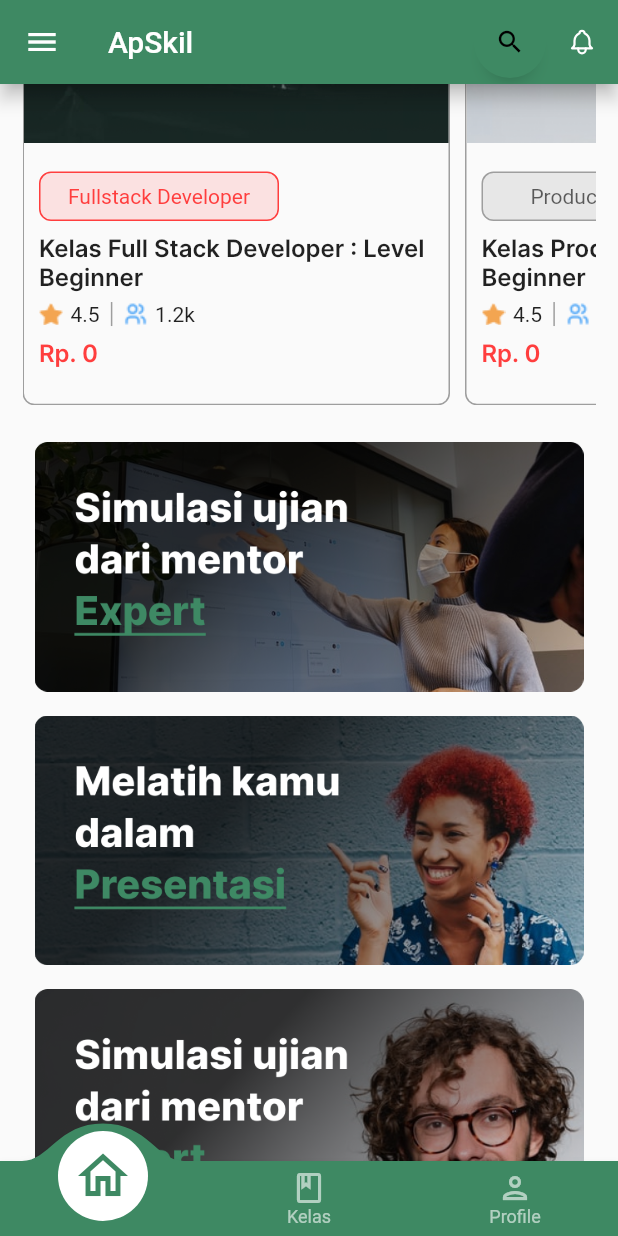
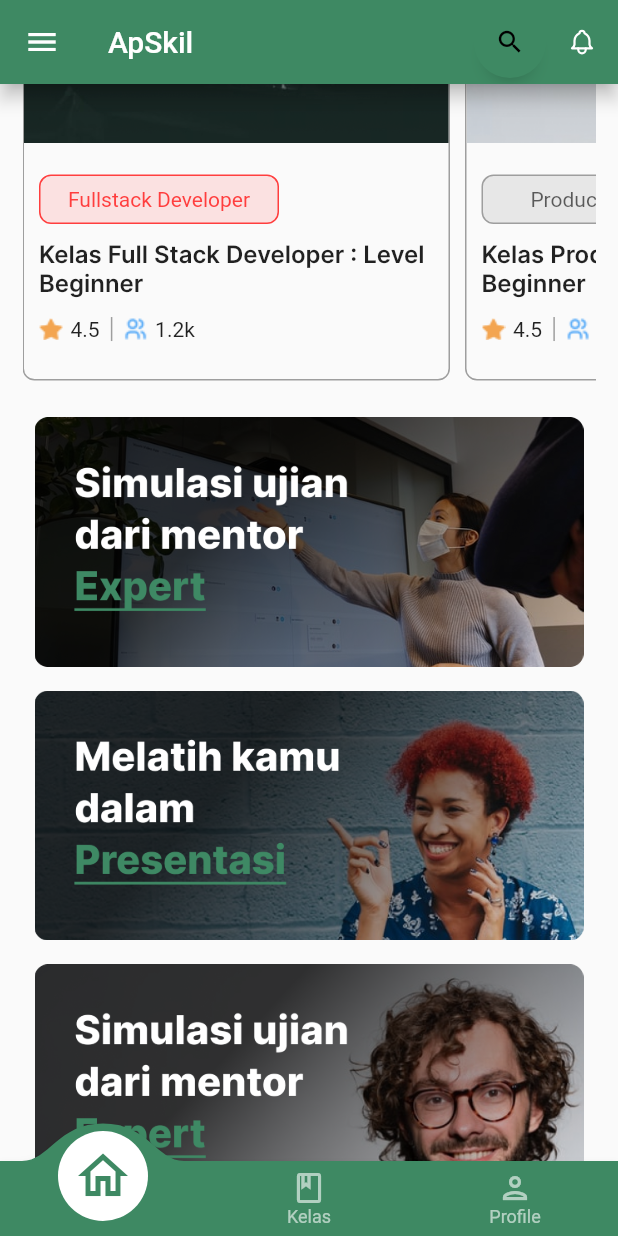
Before and after one commit to IGustiFajar/3G-PAPB, a Flutter app: the screen it shows once a user with an empty profile is signed in, scrolled down 576 dp, on a phone screen of 412 x 824 dp. Run offline on Flutter 3.47's test engine with Material 2 defaults, Android fonts, the phone set to English and light mode, and no system bars; drawn by our look-alikes of anim_search_bar, convex_bottom_bar; our stand-ins replace cool_alert, curved_navigation_bar, firebase_auth, firebase_core, firebase_crashlytics, firebase_storage and 7 more; accounts and stored records are empty.

Commit message:
Update BerandaPage.dart

```diff
--- a/edutech/lib/pages/BerandaPage.dart
+++ b/edutech/lib/pages/BerandaPage.dart
@@ -617,7 +617,7 @@ class _BerandaPageState extends State<BerandaPage> {
                         height: bodyHeight * 0.03,
                       ),
                       Container(
-                        height: bodyHeight * 0.5,
+                        height: bodyHeight * 0.48,
                         child: ListView(
                           shrinkWrap: true,
                           scrollDirection: Axis.horizontal,
@@ -641,7 +641,7 @@ class _BerandaPageState extends State<BerandaPage> {
                                               'images/imagePop.png'))),
                                   Padding(
                                     padding:
-                                        const EdgeInsets.only(left: 10, top: 8),
+                                        const EdgeInsets.only(left: 10, top: 10),
                                     child: Container(
                                       alignment: Alignment.center,
                                       height: bodyHeight * 0.04,
@@ -664,7 +664,7 @@ class _BerandaPageState extends State<BerandaPage> {
                                   ),
                                   Padding(
                                     padding:
-                                        const EdgeInsets.only(left: 10, top: 8),
+                                        const EdgeInsets.only(left: 10, top: 10),
                                     child: Text(
                                       'Kelas Full Stack Developer : Level Beginner',
                                       style: TextStyle(
@@ -674,7 +674,7 @@ class _BerandaPageState extends State<BerandaPage> {
                                   ),
                                   Padding(
                                     padding:
-                                        const EdgeInsets.only(left: 10, top: 8),
+                                        const EdgeInsets.only(left: 10, top: 14),
                                     child: IntrinsicHeight(
                                       child: Row(
                                         children: [
@@ -696,21 +696,6 @@ class _BerandaPageState extends State<BerandaPage> {
                                       ),
                                     ),
                                   ),
-                                  Padding(
-                                    padding: const EdgeInsets.only(
-                                      left: 10,
-                                      top: 8,
-                                      bottom: 8,
-                                    ),
-                                    child: Text(
-                                      'Rp. 0',
-                                      style: TextStyle(
-                                          color:
-                                              Color.fromARGB(255, 255, 62, 62),
-                                          fontFamily: "InterSemiBold",
-                                          fontSize: 16),
-                                    ),
-                                  )
                                 ],
                               ),
                             ),
@@ -737,7 +722,7 @@ class _BerandaPageState extends State<BerandaPage> {
                                           ))),
                                   Padding(
                                     padding:
-                                        const EdgeInsets.only(left: 10, top: 8),
+                                        const EdgeInsets.only(left: 10, top: 10),
                                     child: Container(
                                       alignment: Alignment.center,
                                       height: bodyHeight * 0.04,
@@ -758,7 +743,7 @@ class _BerandaPageState extends State<BerandaPage> {
                                   ),
                                   Padding(
                                     padding:
-                                        const EdgeInsets.only(left: 10, top: 8),
+                                        const EdgeInsets.only(left: 10, top: 10),
                                     child: Text(
                                       'Kelas Product Management : Level Beginner',
                                       style: TextStyle(
@@ -768,7 +753,7 @@ class _BerandaPageState extends State<BerandaPage> {
                                   ),
                                   Padding(
                                     padding:
-                                        const EdgeInsets.only(left: 10, top: 8),
+                                        const EdgeInsets.only(left: 10, top: 14),
                                     child: IntrinsicHeight(
                                       child: Row(
                                         children: [
@@ -790,21 +775,6 @@ class _BerandaPageState extends State<BerandaPage> {
                                       ),
                                     ),
                                   ),
-                                  Padding(
-                                    padding: const EdgeInsets.only(
-                                      left: 10,
-                                      top: 8,
-                                      bottom: 8,
-                                    ),
-                                    child: Text(
-                                      'Rp. 0',
-                                      style: TextStyle(
-                                          color:
-                                              Color.fromARGB(255, 255, 62, 62),
-                                          fontFamily: "InterSemiBold",
-                                          fontSize: 16),
-                                    ),
-                                  )
                                 ],
                               ),
                             ),
@@ -832,7 +802,7 @@ class _BerandaPageState extends State<BerandaPage> {
                                           ))),
                                   Padding(
                                     padding:
-                                        const EdgeInsets.only(left: 10, top: 8),
+                                        const EdgeInsets.only(left: 10, top: 10),
                                     child: Container(
                                       alignment: Alignment.center,
                                       height: bodyHeight * 0.04,
@@ -855,7 +825,7 @@ class _BerandaPageState extends State<BerandaPage> {
                                   ),
                                   Padding(
                                     padding:
-                                        const EdgeInsets.only(left: 10, top: 8),
+                                        const EdgeInsets.only(left: 10, top: 10),
                                     child: Text(
                                       'Kelas Product Management : Level Beginner',
                                       style: TextStyle(
@@ -865,7 +835,7 @@ class _BerandaPageState extends State<BerandaPage> {
                                   ),
                                   Padding(
                                     padding:
-                                        const EdgeInsets.only(left: 10, top: 8),
+                                        const EdgeInsets.only(left: 10, top: 14),
                                     child: IntrinsicHeight(
                                       child: Row(
                                         children: [
@@ -887,21 +857,6 @@ class _BerandaPageState extends State<BerandaPage> {
                                       ),
                                     ),
                                   ),
-                                  Padding(
-                                    padding: const EdgeInsets.only(
-                                      left: 10,
-                                      top: 8,
-                                      bottom: 8,
-                                    ),
-                                    child: Text(
-                                      'Rp. 0',
-                                      style: TextStyle(
-                                          color:
-                                              Color.fromARGB(255, 255, 62, 62),
-                                          fontFamily: "InterSemiBold",
-                                          fontSize: 16),
-                                    ),
-                                  )
                                 ],
                               ),
                             ),
```
